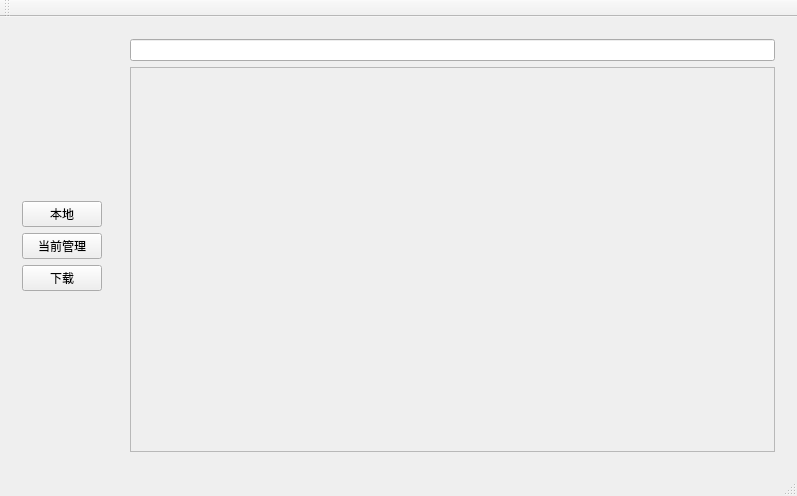
The window that mainwindow.ui (Decodetalkers/docker-gui) describes before a commit, drawn with Qt 5.
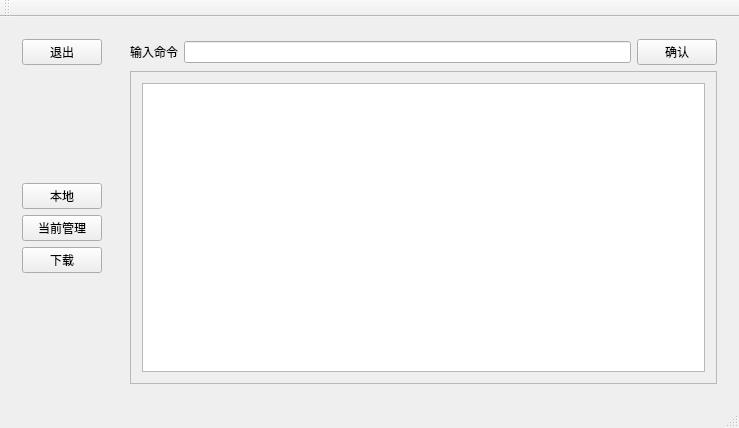
The same window after the commit. The open tabs and pages were chosen to show the change.

The edit to the form file:
```diff
--- a/mainwindow.ui
+++ b/mainwindow.ui
@@ -6,8 +6,8 @@
    <rect>
     <x>0</x>
     <y>0</y>
-    <width>797</width>
-    <height>496</height>
+    <width>739</width>
+    <height>428</height>
    </rect>
   </property>
   <property name="sizePolicy">
@@ -20,7 +20,7 @@
    <string>MainWindow</string>
   </property>
   <widget class="QWidget" name="centralWidget">
-   <layout class="QVBoxLayout" name="verticalLayout_8">
+   <layout class="QVBoxLayout" name="verticalLayout_12">
     <item>
      <layout class="QHBoxLayout" name="horizontalLayout_5">
       <item>
@@ -28,6 +28,19 @@
         <layout class="QVBoxLayout" name="verticalLayout_2">
          <item>
           <layout class="QVBoxLayout" name="verticalLayout">
+           <item>
+            <widget class="QPushButton" name="back">
+             <property name="sizePolicy">
+              <sizepolicy hsizetype="Preferred" vsizetype="Fixed">
+               <horstretch>0</horstretch>
+               <verstretch>0</verstretch>
+              </sizepolicy>
+             </property>
+             <property name="text">
+              <string>退出</string>
+             </property>
+            </widget>
+           </item>
            <item>
             <spacer name="verticalSpacer_2">
              <property name="orientation">
@@ -86,8 +99,19 @@
          <number>0</number>
         </property>
         <widget class="QWidget" name="page_1">
+         <layout class="QVBoxLayout" name="verticalLayout_14">
+          <item>
          <layout class="QVBoxLayout" name="verticalLayout_9">
           <item>
+             <layout class="QHBoxLayout" name="horizontalLayout_9">
+              <item>
+               <widget class="QLabel" name="label_3">
+                <property name="text">
+                 <string>输入运行参数</string>
+                </property>
+               </widget>
+              </item>
+              <item>
            <widget class="QLineEdit" name="lineEdit_2">
             <property name="sizePolicy">
              <sizepolicy hsizetype="Expanding" vsizetype="Fixed">
@@ -97,6 +121,8 @@
             </property>
            </widget>
           </item>
+             </layout>
+            </item>
           <item>
            <widget class="QScrollArea" name="scrollArea_2">
             <property name="widgetResizable">
@@ -107,8 +133,8 @@
               <rect>
                <x>0</x>
                <y>0</y>
-               <width>654</width>
-               <height>346</height>
+                 <width>594</width>
+                 <height>274</height>
               </rect>
              </property>
              <layout class="QHBoxLayout" name="horizontalLayout_6">
@@ -120,16 +146,55 @@
                 <item>
                  <layout class="QGridLayout" name="gridLayout_2"/>
                 </item>
+                  <item>
+                   <spacer name="verticalSpacer_3">
+                    <property name="orientation">
+                     <enum>Qt::Vertical</enum>
+                    </property>
+                    <property name="sizeHint" stdset="0">
+                     <size>
+                      <width>20</width>
+                      <height>40</height>
+                     </size>
+                    </property>
+                   </spacer>
+                  </item>
                </layout>
               </item>
              </layout>
             </widget>
            </widget>
+            </item>
+           </layout>
           </item>
          </layout>
         </widget>
         <widget class="QWidget" name="page_2">
          <layout class="QVBoxLayout" name="verticalLayout_7">
+          <item>
+           <layout class="QHBoxLayout" name="horizontalLayout_7">
+            <item>
+             <widget class="QPushButton" name="pushButton_2">
+              <property name="text">
+               <string>清除死容器</string>
+              </property>
+             </widget>
+            </item>
+            <item>
+             <spacer name="horizontalSpacer_5">
+              <property name="orientation">
+               <enum>Qt::Horizontal</enum>
+              </property>
+              <property name="sizeHint" stdset="0">
+               <size>
+                <width>40</width>
+                <height>20</height>
+               </size>
+              </property>
+             </spacer>
+            </item>
+           </layout>
+          </item>
           <item>
            <widget class="QScrollArea" name="scrollArea_3">
             <property name="widgetResizable">
@@ -140,14 +205,31 @@
               <rect>
                <x>0</x>
                <y>0</y>
-               <width>654</width>
-               <height>387</height>
+               <width>596</width>
+               <height>276</height>
               </rect>
              </property>
+             <layout class="QVBoxLayout" name="verticalLayout_13">
+              <item>
              <layout class="QVBoxLayout" name="verticalLayout_6">
               <item>
                <layout class="QGridLayout" name="gridLayout_3"/>
               </item>
+                <item>
+                 <spacer name="verticalSpacer_4">
+                  <property name="orientation">
+                   <enum>Qt::Vertical</enum>
+                  </property>
+                  <property name="sizeHint" stdset="0">
+                   <size>
+                    <width>20</width>
+                    <height>40</height>
+                   </size>
+                  </property>
+                 </spacer>
+                </item>
+               </layout>
+              </item>
              </layout>
             </widget>
            </widget>
@@ -178,19 +260,6 @@
               </item>
               <item>
                <layout class="QHBoxLayout" name="horizontalLayout">
-                <item>
-                 <widget class="QPushButton" name="back">
-                  <property name="sizePolicy">
-                   <sizepolicy hsizetype="Fixed" vsizetype="Fixed">
-                    <horstretch>0</horstretch>
-                    <verstretch>0</verstretch>
-                   </sizepolicy>
-                  </property>
-                  <property name="text">
-                   <string>关闭</string>
-                  </property>
-                 </widget>
-                </item>
                 <item>
                  <widget class="QPushButton" name="turn">
                   <property name="sizePolicy">
@@ -328,8 +397,8 @@
                 <rect>
                  <x>0</x>
                  <y>0</y>
-                 <width>652</width>
-                 <height>297</height>
+                 <width>594</width>
+                 <height>229</height>
                 </rect>
                </property>
                <layout class="QHBoxLayout" name="horizontalLayout_4">
@@ -344,6 +413,57 @@
           </item>
          </layout>
         </widget>
+        <widget class="QWidget" name="page">
+         <layout class="QVBoxLayout" name="verticalLayout_11">
+          <item>
+           <layout class="QVBoxLayout" name="verticalLayout_10">
+            <item>
+             <layout class="QHBoxLayout" name="horizontalLayout_8">
+              <item>
+               <widget class="QLabel" name="label_2">
+                <property name="text">
+                 <string>输入命令</string>
+                </property>
+               </widget>
+              </item>
+              <item>
+               <widget class="QLineEdit" name="lineEdit_3"/>
+              </item>
+              <item>
+               <widget class="QPushButton" name="pushButton">
+                <property name="text">
+                 <string>确认</string>
+                </property>
+               </widget>
+              </item>
+             </layout>
+            </item>
+            <item>
+             <widget class="QScrollArea" name="scrollArea_4">
+              <property name="widgetResizable">
+               <bool>true</bool>
+              </property>
+              <widget class="QWidget" name="scrollAreaWidgetContents_2">
+               <property name="geometry">
+                <rect>
+                 <x>0</x>
+                 <y>0</y>
+                 <width>594</width>
+                 <height>274</height>
+                </rect>
+               </property>
+               <layout class="QVBoxLayout" name="verticalLayout_8">
+                <item>
+                 <widget class="QTextEdit" name="textEdit"/>
+                </item>
+               </layout>
+              </widget>
+             </widget>
+            </item>
+           </layout>
+          </item>
+         </layout>
+        </widget>
        </widget>
       </item>
      </layout>
@@ -355,7 +475,7 @@
     <rect>
      <x>0</x>
      <y>0</y>
-     <width>797</width>
+     <width>739</width>
      <height>36</height>
     </rect>
    </property>
```
Lines whose indentation alone changed are shown as unchanged.
